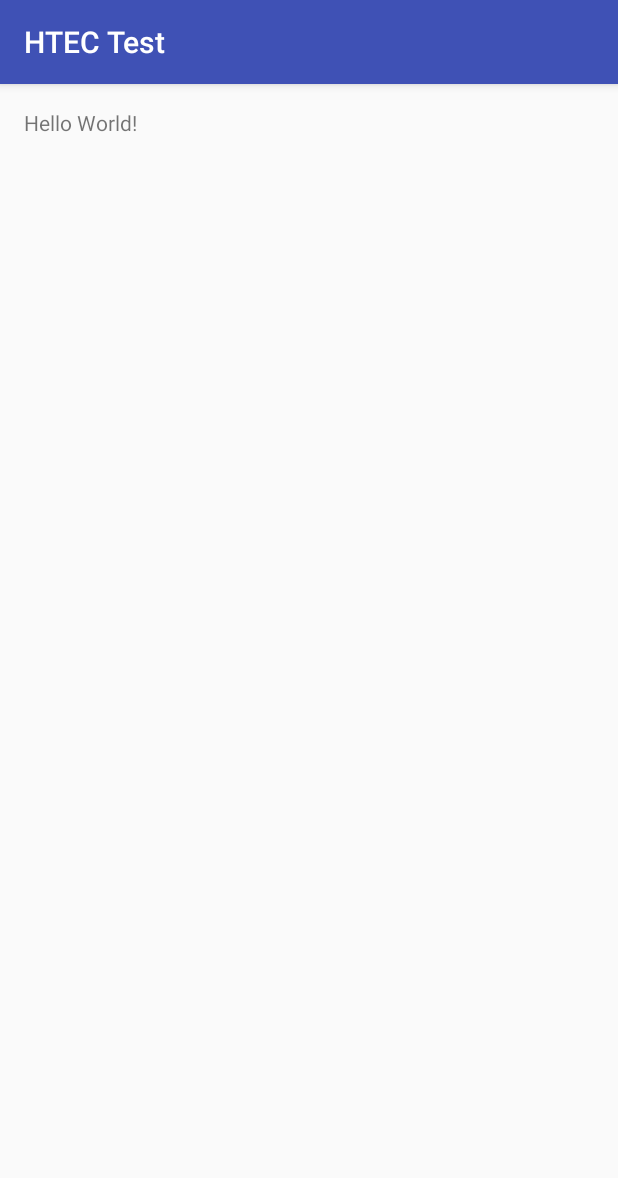
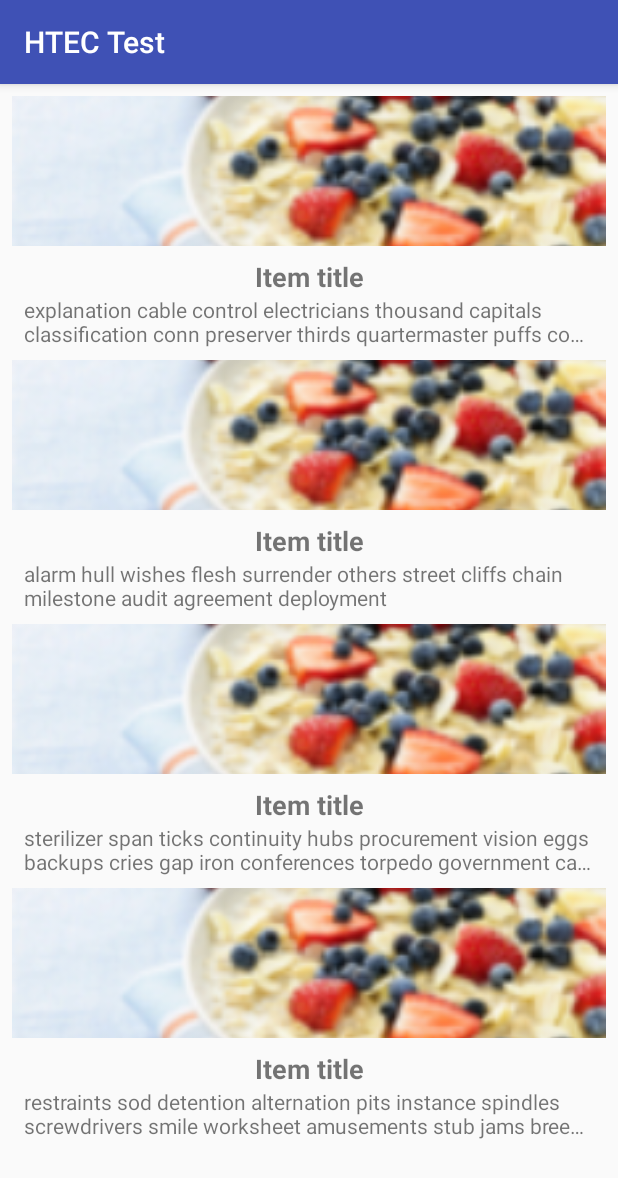
Before and after one commit to TheDeeKay/Items, an Android app: the screen it shows after launch (MainActivity), on a phone screen of 412 x 824 dp. Shown: the top 1178 px of the screen. Run offline under Robolectric (Android 15) with nearby library versions, the phone set to English and light mode, and no system bars; our stand-ins replace ButterKnife.

Commit message:
Implement base layout with dummy data

```diff
--- a/app/build.gradle
+++ b/app/build.gradle
@@ -1,4 +1,5 @@
 apply plugin: 'com.android.application'
+apply plugin: 'android-apt'
 
 android {
     compileSdkVersion 23
@@ -26,4 +27,7 @@ dependencies {
     })
     compile 'com.android.support:appcompat-v7:23.4.0'
     testCompile 'junit:junit:4.12'
+
+    compile 'com.jakewharton:butterknife:8.2.1'
+    apt 'com.jakewharton:butterknife-compiler:8.2.1'
 }
--- /dev/null
+++ b/app/src/main/java/rs/htec/aleksa/htectest/DummyData.java
@@ -0,0 +1,30 @@
+package rs.htec.aleksa.htectest;
+
+/**
+ * Created by aleksa on 8/13/16.
+ *
+ * Represents some dummy data to be displayed in the main list view
+ * TODO: to be replaced with parsed JSONs when the GSON is implemented
+ */
+
+public class DummyData {
+
+    public static final String DUMMY_DATA[] = new String[]{
+
+            "explanation cable control electricians thousand capitals classification conn preserver " +
+                    "thirds quartermaster puffs countermeasure armful need discretion similarity " +
+                    "fists rust mouths attempts giants dives parameters admirals destroyers " +
+                    "alternatives exit paints cab thirteen bolts breaches allowances certificate " +
+                    "trails linkage launch contacts moss salts elbows tomorrows",
+
+            "alarm hull wishes flesh surrender others street cliffs chain milestone audit agreement deployment",
+
+            "sterilizer span ticks continuity hubs procurement vision eggs backups cries gap iron " +
+                    "conferences torpedo government catchers restaurant destroyers attribute " +
+                    "counsel echo overcurrent classes trip environments forecastle giants " +
+                    "conspiracies suppression things rope plans bow blots rescuers incline",
+
+            "restraints sod detention alternation pits instance spindles screwdrivers smile worksheet " +
+                    "amusements stub jams breezes bush engine wash official talker shaft states"
+    };
+}
--- a/app/src/main/java/rs/htec/aleksa/htectest/MainActivity.java
+++ b/app/src/main/java/rs/htec/aleksa/htectest/MainActivity.java
@@ -1,13 +1,29 @@
 package rs.htec.aleksa.htectest;
 
+import android.os.Bundle;
 import android.support.v7.app.AppCompatActivity;
-import android.os.Bundle;
+import android.widget.ArrayAdapter;
+import android.widget.ListView;
+
+import butterknife.BindView;
+import butterknife.ButterKnife;
 
 public class MainActivity extends AppCompatActivity {
+
+    @BindView(R.id.main_list_view)
+    ListView mListView;
+
+    private ArrayAdapter<String> mAdapter;
 
     @Override
     protected void onCreate(Bundle savedInstanceState) {
         super.onCreate(savedInstanceState);
         setContentView(R.layout.activity_main);
+        ButterKnife.bind(this);
+
+        mAdapter = new ArrayAdapter<String>(
+                this, R.layout.main_list_view_item, R.id.main_item_description, DummyData.DUMMY_DATA);
+
+        mListView.setAdapter(mAdapter);
     }
 }
--- a/app/src/main/res/layout/activity_main.xml
+++ b/app/src/main/res/layout/activity_main.xml
@@ -1,17 +1,19 @@
 <?xml version="1.0" encoding="utf-8"?>
-<RelativeLayout xmlns:android="http://schemas.android.com/apk/res/android"
+<FrameLayout
+    xmlns:android="http://schemas.android.com/apk/res/android"
     xmlns:tools="http://schemas.android.com/tools"
-    android:id="@+id/activity_main"
+    android:id="@+id/activity_main_root"
     android:layout_width="match_parent"
     android:layout_height="match_parent"
-    android:paddingBottom="@dimen/activity_vertical_margin"
-    android:paddingLeft="@dimen/activity_horizontal_margin"
-    android:paddingRight="@dimen/activity_horizontal_margin"
-    android:paddingTop="@dimen/activity_vertical_margin"
     tools:context="rs.htec.aleksa.htectest.MainActivity">
 
-    <TextView
+    <ListView
+        android:id="@+id/main_list_view"
         android:layout_width="wrap_content"
         android:layout_height="wrap_content"
-        android:text="Hello World!" />
-</RelativeLayout>
+        android:layout_alignParentTop="true"
+        android:layout_alignParentStart="true"
+        android:divider="@null"
+        android:paddingBottom="@dimen/list_vertical_margin"/>
+
+</FrameLayout>
--- /dev/null
+++ b/app/src/main/res/layout/main_list_view_item.xml
@@ -0,0 +1,36 @@
+<?xml version="1.0" encoding="utf-8"?>
+<LinearLayout xmlns:android="http://schemas.android.com/apk/res/android"
+    xmlns:tools="http://schemas.android.com/tools"
+    android:orientation="vertical"
+    android:layout_width="match_parent"
+    android:layout_height="match_parent">
+
+    <ImageView
+        android:id="@+id/main_item_image"
+        android:layout_width="match_parent"
+        android:layout_height="wrap_content"
+        android:layout_margin="@dimen/main_item_image_margin"
+        android:scaleType="centerCrop"
+        android:adjustViewBounds="true"
+        tools:ignore="contentDescription"
+        android:src="@drawable/placeholder"/>
+
+    <TextView
+        android:id="@+id/main_item_title"
+        style="@style/ListItemTextView"
+        android:layout_width="match_parent"
+        android:layout_height="wrap_content"
+        android:text="Item title"
+        android:gravity="center"
+        android:textStyle="bold"
+        android:textSize="18sp"/>
+
+    <TextView
+        android:id="@+id/main_item_description"
+        style="@style/ListItemTextView"
+        android:layout_width="match_parent"
+        android:layout_height="wrap_content"
+        android:maxLines="@integer/main_item_description_max_lines"
+        android:ellipsize="end" />
+
+</LinearLayout>
--- a/app/src/main/res/values/dimens.xml
+++ b/app/src/main/res/values/dimens.xml
@@ -1,5 +1,9 @@
 <resources>
     <!-- Default screen margins, per the Android Design guidelines. -->
-    <dimen name="activity_horizontal_margin">16dp</dimen>
-    <dimen name="activity_vertical_margin">16dp</dimen>
+    <dimen name="list_vertical_margin">16dp</dimen>
+
+    <dimen name="main_item_image_margin">8dp</dimen>
+
+    <dimen name="list_item_text_margin_start">16dp</dimen>
+    <dimen name="list_item_text_margin_end">16dp</dimen>
 </resources>
--- /dev/null
+++ b/app/src/main/res/values/integer.xml
@@ -0,0 +1,4 @@
+<?xml version="1.0" encoding="utf-8"?>
+<resources>
+    <integer name="main_item_description_max_lines">2</integer>
+</resources>
--- a/app/src/main/res/values/styles.xml
+++ b/app/src/main/res/values/styles.xml
@@ -8,4 +8,10 @@
         <item name="colorAccent">@color/colorAccent</item>
     </style>
 
+    <!-- A style used to make margins on list item title and description -->
+    <style name="ListItemTextView">
+        <item name="android:layout_marginStart">@dimen/list_item_text_margin_start</item>
+        <item name="android:layout_marginEnd">@dimen/list_item_text_margin_end</item>
+    </style>
+
 </resources>
--- a/build.gradle
+++ b/build.gradle
@@ -6,6 +6,7 @@ buildscript {
     }
     dependencies {
         classpath 'com.android.tools.build:gradle:2.2.0-beta1'
+        classpath 'com.neenbedankt.gradle.plugins:android-apt:1.8'
 
         // NOTE: Do not place your application dependencies here; they belong
         // in the individual module build.gradle files
```
Also changed, not shown: app/src/main/res/drawable/placeholder.jpeg (added).
